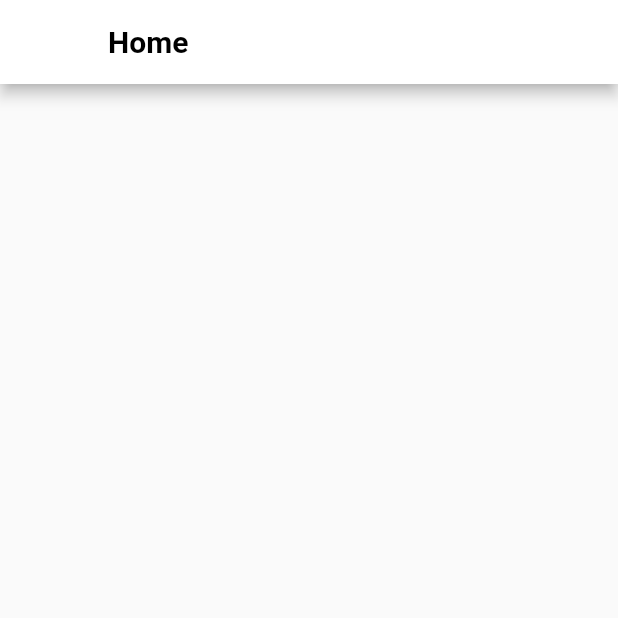
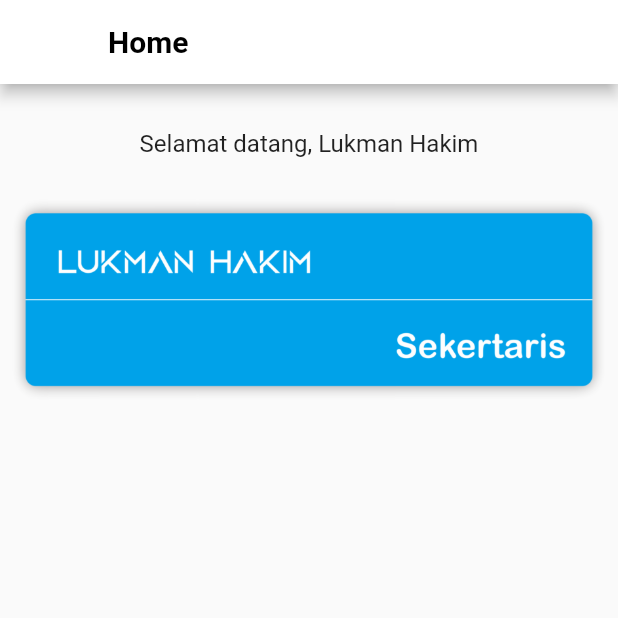
Before and after one commit to Lukman08/presensiandroid, a Flutter app: the Home screen opened directly, on a phone screen of 412 x 824 dp, the top half of it. Run offline on Flutter 3.47's test engine with Material 2 defaults, Android fonts, the phone set to English and light mode, and no system bars; our stand-ins replace carousel_slider, dio.

Commit message:
Versi tiga

```diff
--- a/lib/main.dart
+++ b/lib/main.dart
@@ -2,14 +2,12 @@ import 'dart:async';
 import 'dart:convert';
 import 'package:presensiandroid/constant/constant.dart';
 import 'package:presensiandroid/launcher.dart';
-import 'package:presensiandroid/model/api.dart';
 import 'package:presensiandroid/view/home.dart';
 import 'package:presensiandroid/view/absensi.dart';
 import 'package:presensiandroid/view/history.dart';
 import 'package:presensiandroid/view/about.dart';
 import 'package:flutter/material.dart';
-// import 'package:http/http.dart' as http;
-// import 'package:shared_preferences/shared_preferences.dart';
+
 
 void main() {
   runApp(MaterialApp(
--- a/lib/model/api.dart
+++ /dev/null
@@ -1,2 +0,0 @@
-import 'package:presensiandroid/view/absensi.dart';
-import 'package:presensiandroid/view/history.dart';
--- a/lib/view/home.dart
+++ b/lib/view/home.dart
@@ -15,7 +15,19 @@ class _HomeState extends State<Home> {
             style: TextStyle(color: Colors.black, fontWeight: FontWeight.bold)),
         backgroundColor: Colors.white,
       ),
-      body: Column(),
+      body: Column(
+        children: <Widget>[
+          SizedBox(
+            height: 30,
+          ),
+          Text('Selamat datang, Lukman Hakim',
+              style: TextStyle(fontSize: 16), textAlign: TextAlign.right),
+          SizedBox(
+            height: 20,
+          ),
+          Center(child: Image.asset('images/home.png')),
+        ],
+      ),
     );
   }
 }
--- a/pubspec.yaml
+++ b/pubspec.yaml
@@ -34,7 +34,6 @@ dependencies:
   # The following adds the Cupertino Icons font to your application.
   # Use with the CupertinoIcons class for iOS style icons.
   cupertino_icons: ^1.0.2
-  shared_preferences: ^0.5.3+4
   carousel_slider: ^2.2.0
   dio: ^4.0.4
 
```
Also changed, not shown: images/home.png (added), pubspec.lock.
